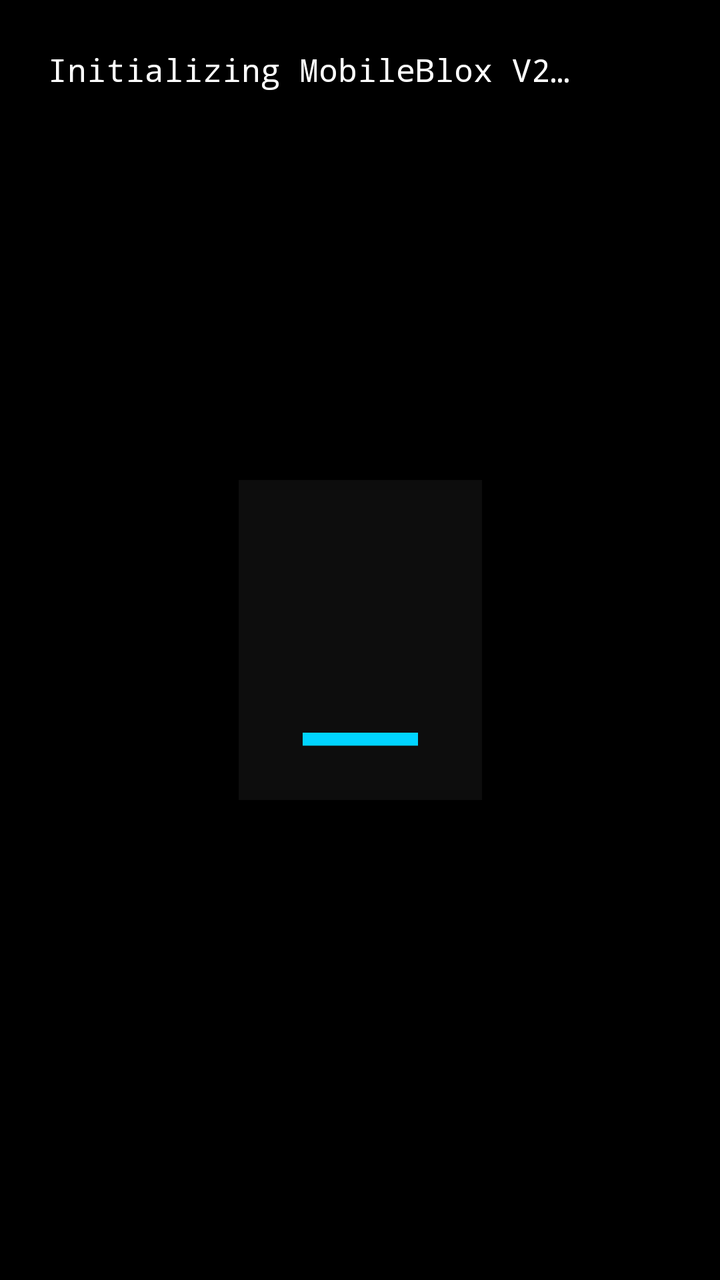
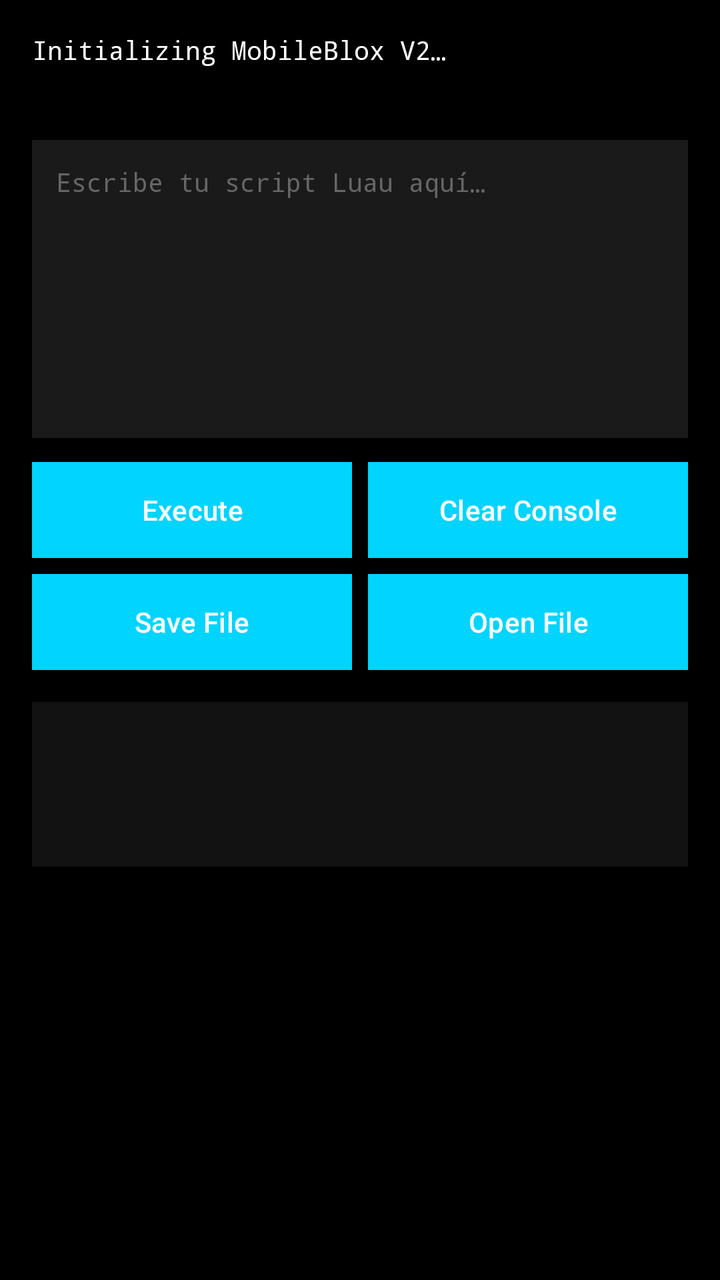

The first picture is an Android layout as it rendered before a commit; the second is the same layout after the commit. The layout source and the unified diff follow.
<!-- AndroidManifest.xml: activity theme Theme.MobileBlox.NoActionBar -->
<!-- res/layout/fragment_main.xml -->
<?xml version="1.0" encoding="utf-8"?>
<androidx.constraintlayout.widget.ConstraintLayout
    xmlns:android="http://schemas.android.com/apk/res/android"
    xmlns:app="http://schemas.android.com/apk/res-auto"
    android:layout_width="match_parent"
    android:layout_height="match_parent"
    android:background="@color/background_black"
    android:padding="24dp">

    <TextView
        android:id="@+id/status_text"
        android:layout_width="0dp"
        android:layout_height="wrap_content"
        android:text="@string/initializing"
        android:textColor="@color/text_white"
        android:textSize="16sp"
        android:fontFamily="monospace"
        android:lineSpacingExtra="4dp"
        app:layout_constraintTop_toTopOf="parent"
        app:layout_constraintStart_toStartOf="parent"
        app:layout_constraintEnd_toEndOf="parent" />

    
    <TextView
        android:id="@+id/logo_text"
        android:layout_width="wrap_content"
        android:layout_height="wrap_content"
        android:text="_"
        android:textColor="@color/accent_electric_blue"
        android:textSize="96sp"
        android:fontFamily="monospace"
        android:background="@color/button_black"
        android:paddingHorizontal="32dp"
        android:paddingVertical="16dp"
        app:layout_constraintBottom_toBottomOf="parent"
        app:layout_constraintEnd_toEndOf="parent"
        app:layout_constraintStart_toStartOf="parent"
        app:layout_constraintTop_toTopOf="parent" />

</androidx.constraintlayout.widget.ConstraintLayout>
<!-- resources referenced by this layout -->
<resources>
  <color name="accent_electric_blue">#00d4ff</color>
  <color name="background_black">#000000</color>
  <color name="button_black">#0d0d0d</color>
  <color name="text_white">#ffffff</color>
  <string name="initializing">Initializing MobileBlox V2…</string>
  <style name="Theme.MobileBlox.NoActionBar" parent="Theme.MobileBlox">
          <item name="windowActionBar">false</item>
          <item name="windowNoTitle">true</item>
      </style>
  <color name="accent_electric_blue_dim">#00aacc</color>
  <color name="panel_dark_gray">#1a1a1a</color>
  <color name="error_red">#ff4444</color>
  <color name="text_gray">#aaaaaa</color>
  <style name="Theme.MobileBlox.AppBarOverlay" parent="ThemeOverlay.Material3.Dark.ActionBar">
          <item name="android:background">@color/panel_dark_gray</item>
          <item name="titleTextColor">@color/text_white</item>
      </style>
  <style name="Theme.MobileBlox.PopupOverlay" parent="ThemeOverlay.Material3.Light">
          <item name="android:background">@color/panel_dark_gray</item>
          <item name="android:textColor">@color/text_white</item>
      </style>
  <style name="Widget.MobileBlox.Button" parent="Widget.Material3.Button">
          <item name="android:background">@color/button_black</item>
          <item name="android:textColor">@color/text_white</item>
          <item name="cornerRadius">4dp</item>
          <item name="strokeColor">@color/accent_electric_blue</item>
          <item name="strokeWidth">1dp</item>
          <item name="rippleColor">@color/accent_electric_blue</item>
      </style>
  <style name="Widget.MobileBlox.TextInputLayout" parent="Widget.Material3.TextInputLayout.OutlinedBox">
          <item name="boxBackgroundColor">@color/panel_dark_gray</item>
          <item name="boxStrokeColor">@color/divider</item>
          <item name="boxStrokeWidth">1dp</item>
          <item name="boxStrokeWidthFocused">2dp</item>
          <item name="hintTextColor">@color/text_gray</item>
          <item name="android:textColorHint">@color/text_gray</item>
      </style>
  <color name="divider">#333333</color>
  <!-- unchanged entries left out for length: 1 -->
</resources>

<!-- the commit's change to res/layout/fragment_main.xml (unified diff, before → after) -->
@@ -1,40 +1,115 @@
 <?xml version="1.0" encoding="utf-8"?>
-<androidx.constraintlayout.widget.ConstraintLayout
-    xmlns:android="http://schemas.android.com/apk/res/android"
+<ScrollView xmlns:android="http://schemas.android.com/apk/res/android"
     xmlns:app="http://schemas.android.com/apk/res-auto"
     android:layout_width="match_parent"
     android:layout_height="match_parent"
     android:background="@color/background_black"
-    android:padding="24dp">
+    android:fillViewport="true">
 
-    <TextView
-        android:id="@+id/status_text"
-        android:layout_width="0dp"
+    <LinearLayout
+        android:layout_width="match_parent"
         android:layout_height="wrap_content"
-        android:text="@string/initializing"
-        android:textColor="@color/text_white"
-        android:textSize="16sp"
-        android:fontFamily="monospace"
-        android:lineSpacingExtra="4dp"
-        app:layout_constraintTop_toTopOf="parent"
-        app:layout_constraintStart_toStartOf="parent"
-        app:layout_constraintEnd_toEndOf="parent" />
+        android:orientation="vertical"
+        android:padding="16dp">
 
-    
-    <TextView
-        android:id="@+id/logo_text"
-        android:layout_width="wrap_content"
-        android:layout_height="wrap_content"
-        android:text="_"
-        android:textColor="@color/accent_electric_blue"
-        android:textSize="96sp"
-        android:fontFamily="monospace"
-        android:background="@color/button_black"
-        android:paddingHorizontal="32dp"
-        android:paddingVertical="16dp"
-        app:layout_constraintBottom_toBottomOf="parent"
-        app:layout_constraintEnd_toEndOf="parent"
-        app:layout_constraintStart_toStartOf="parent"
-        app:layout_constraintTop_toTopOf="parent" />
+        <TextView
+            android:id="@+id/status_text"
+            android:layout_width="match_parent"
+            android:layout_height="wrap_content"
+            android:text="@string/initializing"
+            android:textColor="@color/text_white"
+            android:textSize="13sp"
+            android:fontFamily="monospace"
+            android:lineSpacingExtra="2dp" />
 
-</androidx.constraintlayout.widget.ConstraintLayout>
+        <TextView
+            android:id="@+id/bridge_info"
+            android:layout_width="match_parent"
+            android:layout_height="wrap_content"
+            android:layout_marginTop="8dp"
+            android:textColor="@color/text_gray"
+            android:textSize="12sp"
+            android:fontFamily="monospace"
+            android:textIsSelectable="true" />
+
+        <EditText
+            android:id="@+id/script_editor"
+            android:layout_width="match_parent"
+            android:layout_height="wrap_content"
+            android:layout_marginTop="12dp"
+            android:background="@color/panel_dark_gray"
+            android:gravity="top|start"
+            android:hint="@string/editor_hint"
+            android:inputType="textMultiLine|textNoSuggestions"
+            android:minLines="8"
+            android:padding="12dp"
+            android:scrollbars="vertical"
+            android:textColor="@color/text_white"
+            android:textColorHint="@color/text_dim"
+            android:textSize="13sp"
+            android:fontFamily="monospace"
+            android:importantForAutofill="no" />
+
+        <LinearLayout
+            android:layout_width="match_parent"
+            android:layout_height="wrap_content"
+            android:layout_marginTop="12dp"
+            android:orientation="horizontal">
+
+            <com.google.android.material.button.MaterialButton
+                android:id="@+id/btn_execute"
+                style="@style/Widget.MobileBlox.Button"
+                android:layout_width="0dp"
+                android:layout_height="wrap_content"
+                android:layout_weight="1"
+                android:text="@string/execute" />
+
+            <com.google.android.material.button.MaterialButton
+                android:id="@+id/btn_clear"
+                style="@style/Widget.MobileBlox.Button"
+                android:layout_width="0dp"
+                android:layout_height="wrap_content"
+                android:layout_marginStart="8dp"
+                android:layout_weight="1"
+                android:text="@string/clear_console" />
+        </LinearLayout>
+
+        <LinearLayout
+            android:layout_width="match_parent"
+            android:layout_height="wrap_content"
+            android:layout_marginTop="8dp"
+            android:orientation="horizontal">
+
+            <com.google.android.material.button.MaterialButton
+                android:id="@+id/btn_save"
+                style="@style/Widget.MobileBlox.Button"
+                android:layout_width="0dp"
+                android:layout_height="wrap_content"
+                android:layout_weight="1"
+                android:text="@string/save_file" />
+
+            <com.google.android.material.button.MaterialButton
+                android:id="@+id/btn_open"
+                style="@style/Widget.MobileBlox.Button"
+                android:layout_width="0dp"
+                android:layout_height="wrap_content"
+                android:layout_marginStart="8dp"
+                android:layout_weight="1"
+                android:text="@string/open_file" />
+        </LinearLayout>
+
+        <TextView
+            android:id="@+id/log_text"
+            android:layout_width="match_parent"
+            android:layout_height="wrap_content"
+            android:layout_marginTop="16dp"
+            android:background="@color/panel_darker_gray"
+            android:fontFamily="monospace"
+            android:minLines="4"
+            android:padding="12dp"
+            android:textColor="@color/text_gray"
+            android:textIsSelectable="true"
+            android:textSize="12sp" />
+
+    </LinearLayout>
+</ScrollView>
<!-- resource entries referenced after the edit -->
@@ -4,13 +4,20 @@
   <color name="background_black">#000000</color>
   <color name="button_black">#0d0d0d</color>
   <color name="text_white">#ffffff</color>
+  <string name="clear_console">Clear Console</string>
+  <string name="editor_hint">Escribe tu script Luau aquí…</string>
+  <string name="execute">Execute</string>
   <string name="initializing">Initializing MobileBlox V2…</string>
+  <string name="open_file">Open File</string>
+  <string name="save_file">Save File</string>
   <style name="Theme.MobileBlox.NoActionBar" parent="Theme.MobileBlox">
           <item name="windowActionBar">false</item>
           <item name="windowNoTitle">true</item>
       </style>
   <color name="accent_electric_blue_dim">#00aacc</color>
   <color name="panel_dark_gray">#1a1a1a</color>
+  <color name="panel_darker_gray">#121212</color>
+  <color name="text_dim">#666666</color>
   <color name="error_red">#ff4444</color>
   <color name="text_gray">#aaaaaa</color>
   <style name="Theme.MobileBlox.AppBarOverlay" parent="ThemeOverlay.Material3.Dark.ActionBar">
